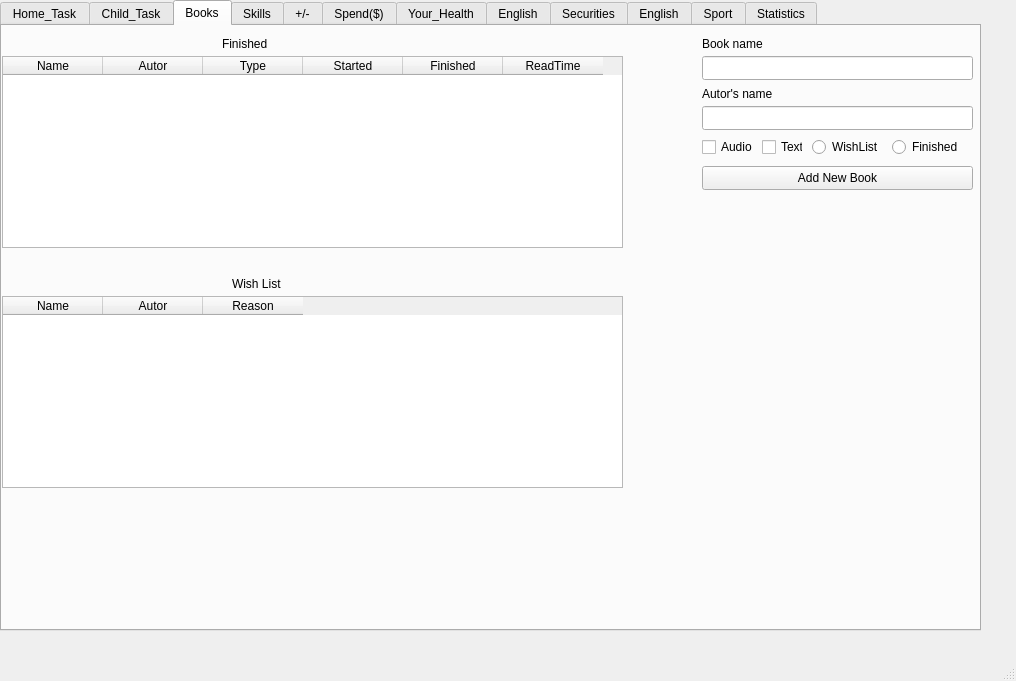
andreyschelkovo/ToDoNotes, file ToDoNotes/mainwindow.ui: the form before one commit.
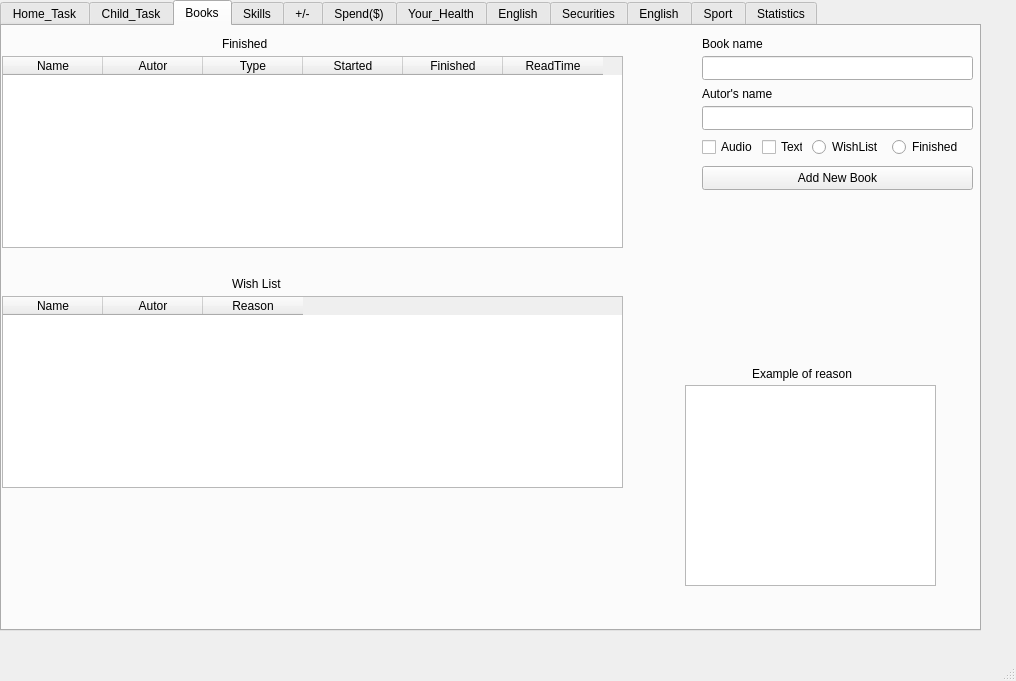
The form after the commit.

The edit to the form file:
```diff
--- a/ToDoNotes/mainwindow.ui
+++ b/ToDoNotes/mainwindow.ui
@@ -472,6 +472,29 @@
        <string>Text</string>
       </property>
      </widget>
+     <widget class="QTextEdit" name="textEdit_example_of_reason">
+      <property name="geometry">
+       <rect>
+        <x>683</x>
+        <y>359</y>
+        <width>251</width>
+        <height>201</height>
+       </rect>
+      </property>
+     </widget>
+     <widget class="QLabel" name="label_example_of_reason">
+      <property name="geometry">
+       <rect>
+        <x>750</x>
+        <y>340</y>
+        <width>131</width>
+        <height>16</height>
+       </rect>
+      </property>
+      <property name="text">
+       <string>Example of reason</string>
+      </property>
+     </widget>
     </widget>
     <widget class="QWidget" name="tab">
      <attribute name="title">
```
